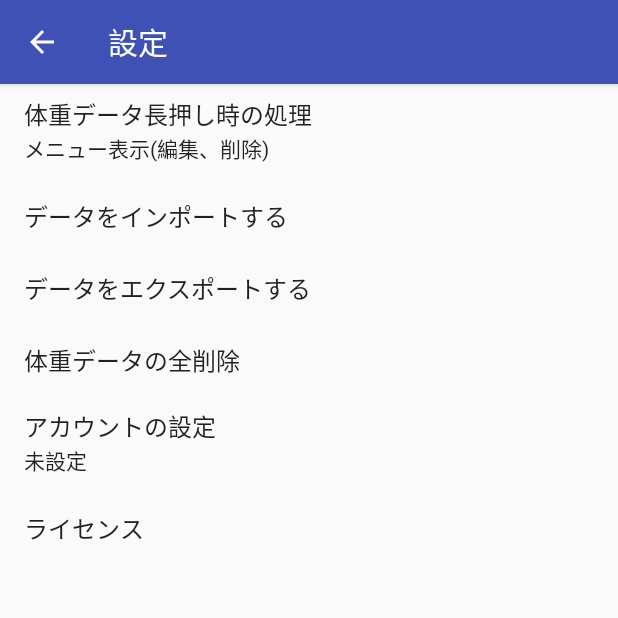
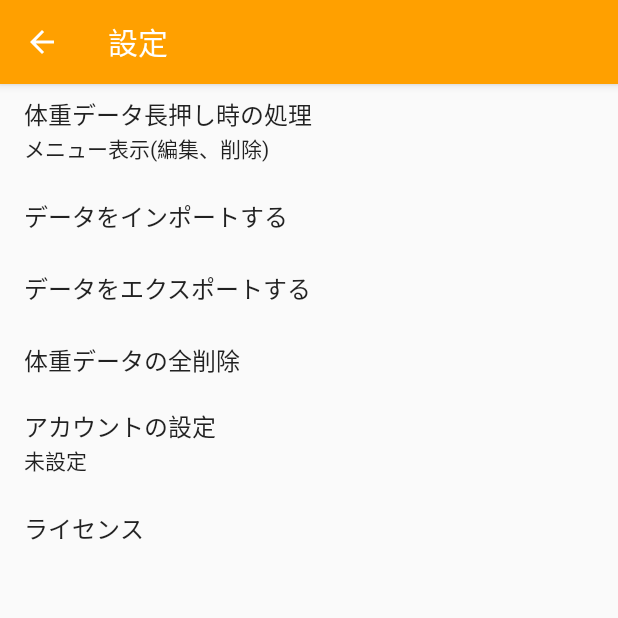
Before and after one commit to starmaine777/recweight, an Android app: the SettingsActivity screen opened directly, with no data from a screen before it, on a phone screen of 412 x 824 dp, the top half of it. Run offline under Robolectric (Android 15) with nearby library versions, the phone set to English and light mode, and no system bars; our stand-ins replace RxJava, Timber; libraries missing offline, so code that uses them is left out: com.afollestad.materialdialogs.

Commit message:
fix:色変更

```diff
--- a/app/src/main/res/values/colors.xml
+++ b/app/src/main/res/values/colors.xml
@@ -1,8 +1,11 @@
 <?xml version="1.0" encoding="utf-8"?>
 <resources>
-    <color name="colorPrimary">#3F51B5</color>
-    <color name="colorPrimaryDark">#303F9F</color>
-    <color name="colorAccent">#FF4081</color>
+    <color name="colorPrimary">#ffa000</color>
+    <color name="colorPrimaryDark">#c67100</color>
+    <color name="colorPrimaryLight">#ffd149</color>
+    <color name="colorAccent">#00796b</color>
+    <color name="colorAccentDark">#48a999</color>
+    <color name="colorAccentLight">#004c40</color>
     <color name="list_back">#ddd</color>
 
     <color name="fontDefault">#ff4e454a</color>
```
